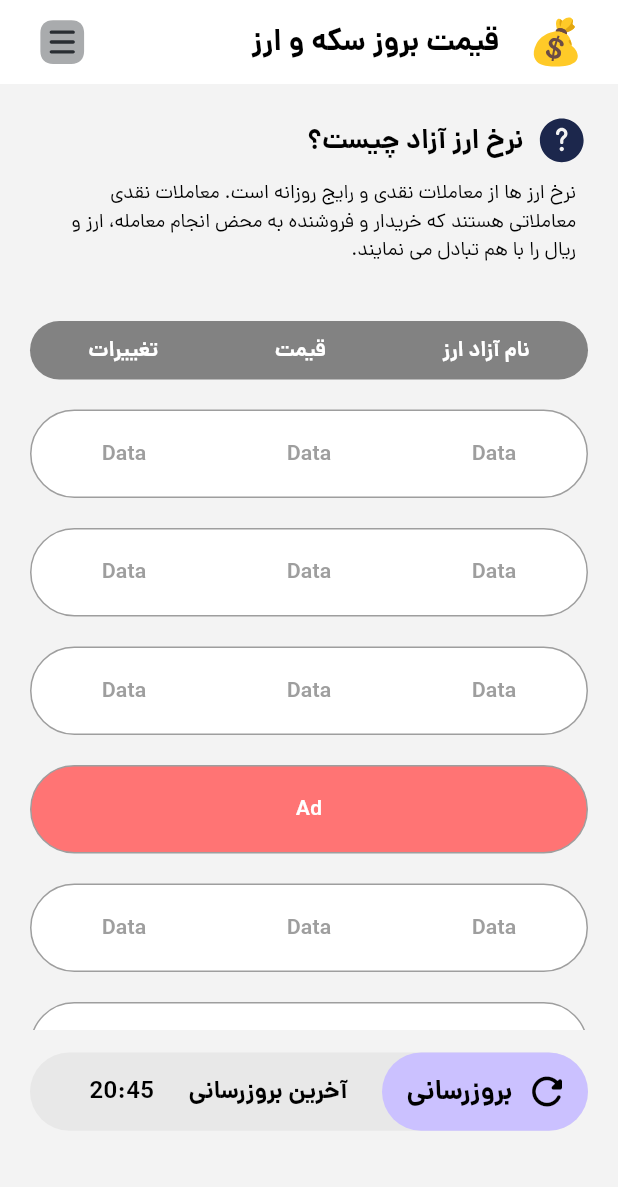
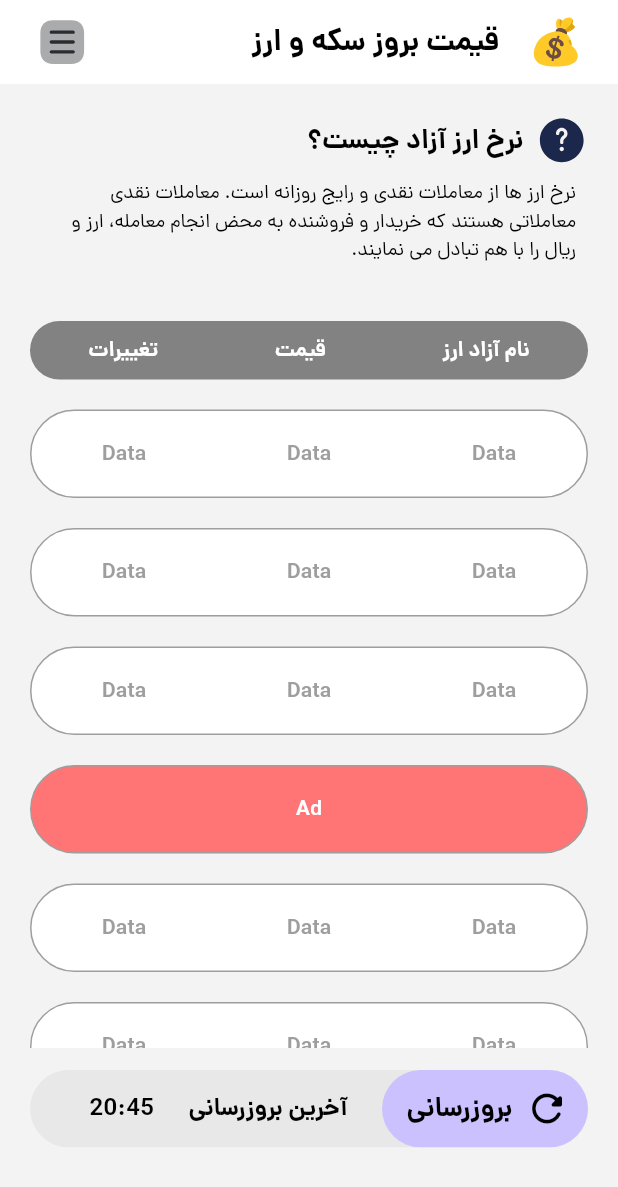
Before and after one commit to mahdi-khoshkhabar/currency_sample, a Flutter app: the screen it shows after launch, on a phone screen of 412 x 824 dp. Shown: the top 1187 px of the screen. Run offline on Flutter 3.47's test engine with Material 3 defaults, Android fonts, the phone set to English and light mode, and no system bars; our stand-ins replace flutter_svg.

Commit message:
some improvements

```diff
--- a/lib/main.dart
+++ b/lib/main.dart
@@ -27,7 +27,8 @@ class MyApp extends StatelessWidget {
       home: Scaffold(
         backgroundColor: SolidColors.backgroundColor,
         appBar: appBar(),
-        body: Padding(
+        body: SingleChildScrollView(
+          child: Padding(
             padding: const EdgeInsets.all(20.0),
             child: SafeArea(
               child: Column(
@@ -74,6 +75,7 @@ class MyApp extends StatelessWidget {
                   //update box
                   updateBox(size)
                 ],
+              ),
             ),
           ),
         ),
@@ -147,7 +149,7 @@ class MyApp extends StatelessWidget {
   SizedBox listView(Size size) {
     return SizedBox(
       width: double.infinity,
-      height: size.height / 1.9,
+      height: size.height / 1.85,
       child: ListView.separated(
           itemBuilder: (context, index) {
             return Padding(
@@ -210,7 +212,7 @@ class MyApp extends StatelessWidget {
   Container updateBox(Size size) {
     return Container(
       width: double.infinity,
-      height: size.height / 15.8,
+      height: size.height / 16,
       decoration: BoxDecoration(
           borderRadius: BorderRadius.circular(1000),
           color: SolidColors.updateBoxColor),
```
Also changed, not shown: pubspec.lock, 5 other files. Lines whose indentation alone changed are shown as unchanged.
